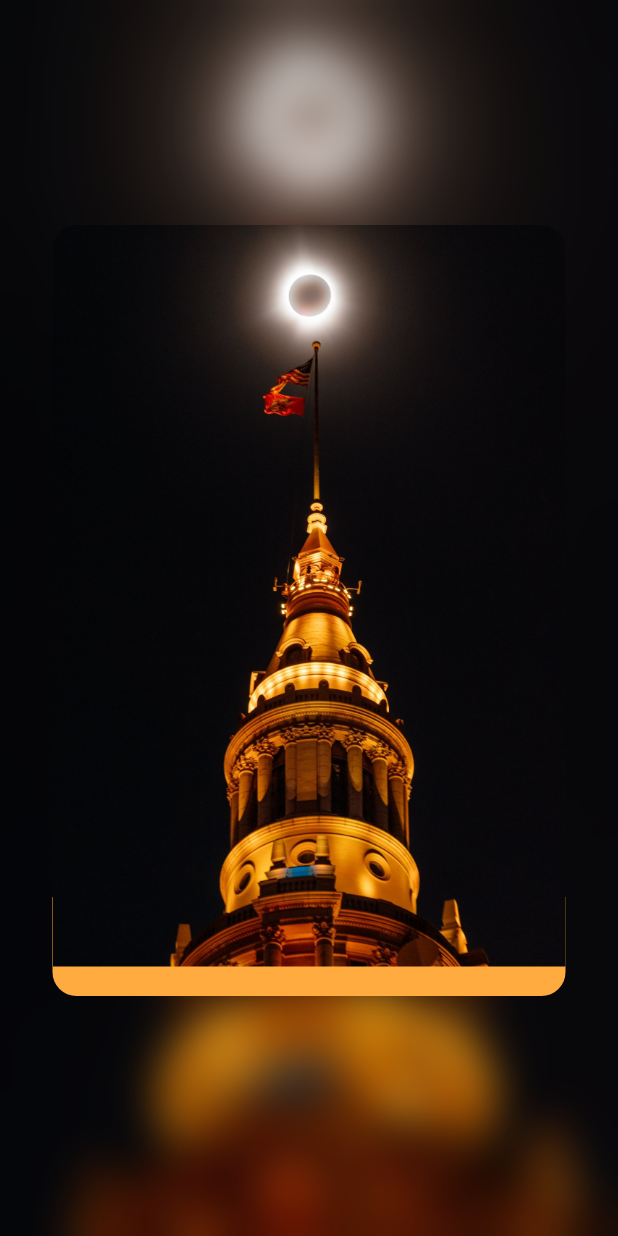
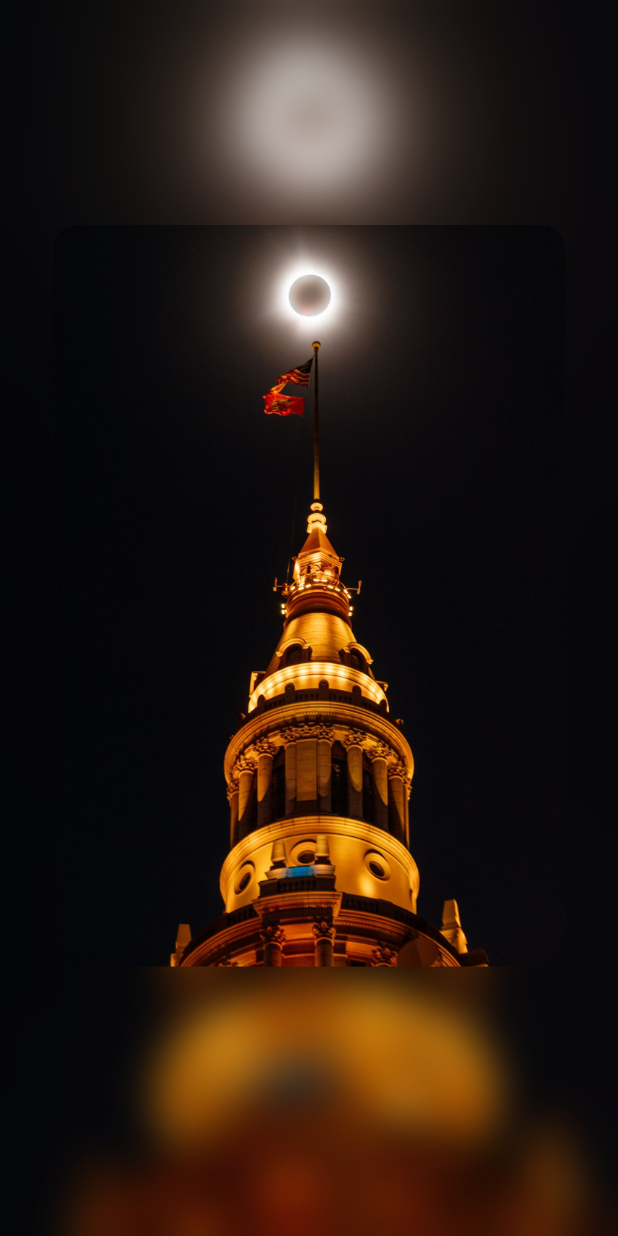
Before and after one commit to Modip/carousel_slide_flutter, a Flutter app: the screen it shows after launch, on a phone screen of 412 x 824 dp. Run offline on Flutter 3.47's test engine with Material 3 defaults, Android fonts, the phone set to English and light mode, and no system bars.

Commit message:
change color

```diff
--- a/lib/data.dart
+++ b/lib/data.dart
@@ -10,6 +10,7 @@ List imgs = [
   "assets/images/sequence.jpg",
   "assets/images/statuelibe.jpg",
   "assets/images/redbul.jpg",
+  "assets/images/love.jpg",
   "assets/images/texas.jpg",
   "assets/images/monument.jpg",
   "assets/images/plane.jpg",
@@ -40,8 +41,13 @@ List allimages = [
     place: "USA",
   ),
   Picture(
-    title: "RedBull",
+    title: "RedBull takes advantage",
     image: "assets/images/redbul.jpg",
+    place: "USA",
+  ),
+  Picture(
+    title: "Love",
+    image: "assets/images/love.jpg",
     place: "USA",
   ),
   Picture(
@@ -50,9 +56,9 @@ List allimages = [
     place: "USA",
   ),
   Picture(
-    title: "Monument",
+    title: "Toronto",
     image: "assets/images/monument.jpg",
-    place: "Mexique",
+    place: "Canada",
   ),
   Picture(
     title: "Jonesboro",
--- a/lib/screens/home.dart
+++ b/lib/screens/home.dart
@@ -14,16 +14,19 @@ class _HomeState extends State<Home> {
   int currentindex = 0;
 
   double sizeBottom = 160;
-  bool showDetail = false;
+  bool showDetail = true;
+  Color color = Colors.transparent;
 
   void _moveDetailWidget() {
     setState(() {
       if (sizeBottom == 160) {
+        showDetail = false;
+        color = Colors.orangeAccent;
         sizeBottom = 95;
-        showDetail = false;
       } else if (sizeBottom == 95) {
+        showDetail = true;
+        color = Colors.transparent;
         sizeBottom = 160;
-        showDetail = true;
       }
     });
   }
@@ -64,14 +67,15 @@ class _HomeState extends State<Home> {
                 children: [
                   AnimatedPositioned(
                     duration: const Duration(milliseconds: 800),
+                    curve: Curves.bounceOut,
                     bottom: sizeBottom,
                     left: 35,
                     right: 35,
                     child: Container(
                       height: height * .08,
-                        decoration: const BoxDecoration(
-                          color: Colors.orangeAccent,
-                          borderRadius: BorderRadius.only(
+                      decoration: BoxDecoration(
+                        color: color,
+                        borderRadius: const BorderRadius.only(
                           bottomLeft: Radius.circular(16),
                           bottomRight: Radius.circular(16),
                         ),
@@ -83,9 +87,12 @@ class _HomeState extends State<Home> {
                             padding: const EdgeInsets.all(8.0),
                             child: Text(
                               picture.title,
-                                style: const TextStyle(
-                                    color: Colors.black,
-                                    fontSize: 22,
+                              maxLines: 2,
+                              style: TextStyle(
+                                  color: showDetail
+                                      ? Colors.transparent
+                                      : Colors.black,
+                                  fontSize: 18,
                                   fontWeight: FontWeight.w700),
                             ),
                           ),
@@ -93,9 +100,11 @@ class _HomeState extends State<Home> {
                             padding: const EdgeInsets.all(8.0),
                             child: Text(
                               picture.place,
-                                style: const TextStyle(
-                                    color: Colors.black,
-                                    fontSize: 22,
+                              style: TextStyle(
+                                  color: showDetail
+                                      ? Colors.transparent
+                                      : Colors.black,
+                                  fontSize: 20,
                                   fontWeight: FontWeight.w700),
                             ),
                           ),
@@ -127,16 +136,19 @@ class _HomeState extends State<Home> {
                                 : const Radius.circular(0),
                             bottomRight: showDetail
                                 ? const Radius.circular(16)
-                                      : const Radius.circular(0)),
+                                : const Radius.circular(0),
+                          ),
                           image: DecorationImage(
                               image: AssetImage(picture.image),
-                                  fit: BoxFit.cover)),
+                              fit: BoxFit.cover),
+                        ),
                       ),
                     ),
                   ),
                 ],
               );
-              }),
+            },
+          ),
         ],
       ),
     );
```
Also changed, not shown: assets/images/love.jpg (added), assets/images/mansfield.jpg. Lines whose indentation alone changed are shown as unchanged.
